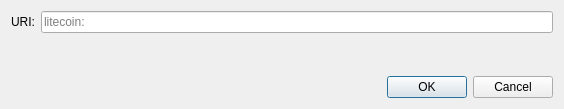
Before: the Qt Designer form src/qt/forms/openuridialog.ui in BurritoCoinDev/BurritoCoin, drawn with Qt 5.
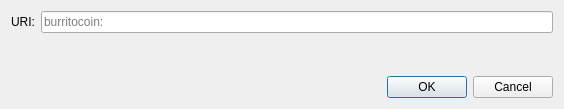
After: the same form once the commit is applied. Custom widgets are drawn as their Qt base class.

Commit message:
Rebrand codebase from Litecoin/Bitcoin to BurritoCoin (ticker: BRTO)
- Replace all Litecoin/Bitcoin coin name references with BurritoCoin
- Replace LTC/BTC ticker symbols with BRTO
- Update bech32/MWEB human-readable parts (ltc→brto, tltc→tbrto, rltc→rbrto, ltcmweb→brtomweb)
- Update unit names (lites→burritos, photons→morsels, liteoshi→burrioshi)
- Update client name to BurritoCoinCore
- Comment out Litecoin DNS seeds with BRTO-TODO placeholder
- Add rebrand.py script used to perform the changes

https://claude.ai/code/session_012mruV6G6eFqYamntr9mq78

What changed in the file:
```diff
--- a/src/qt/forms/openuridialog.ui
+++ b/src/qt/forms/openuridialog.ui
@@ -26,7 +26,7 @@
      <item>
       <widget class="QValidatedLineEdit" name="uriEdit">
        <property name="placeholderText">
-        <string notr="true">litecoin:</string>
+        <string notr="true">burritocoin:</string>
        </property>
       </widget>
      </item>
```
Left out of the diff: 2 changed lines with no effect on the pictures. The commit also changes 1441 other files.
